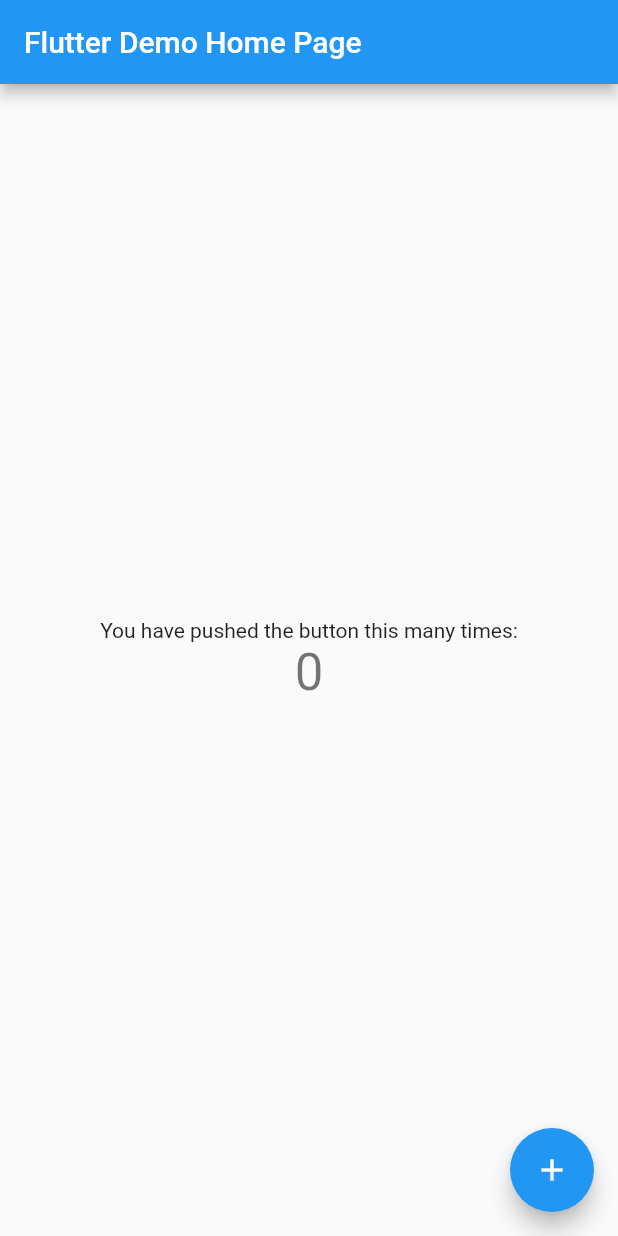
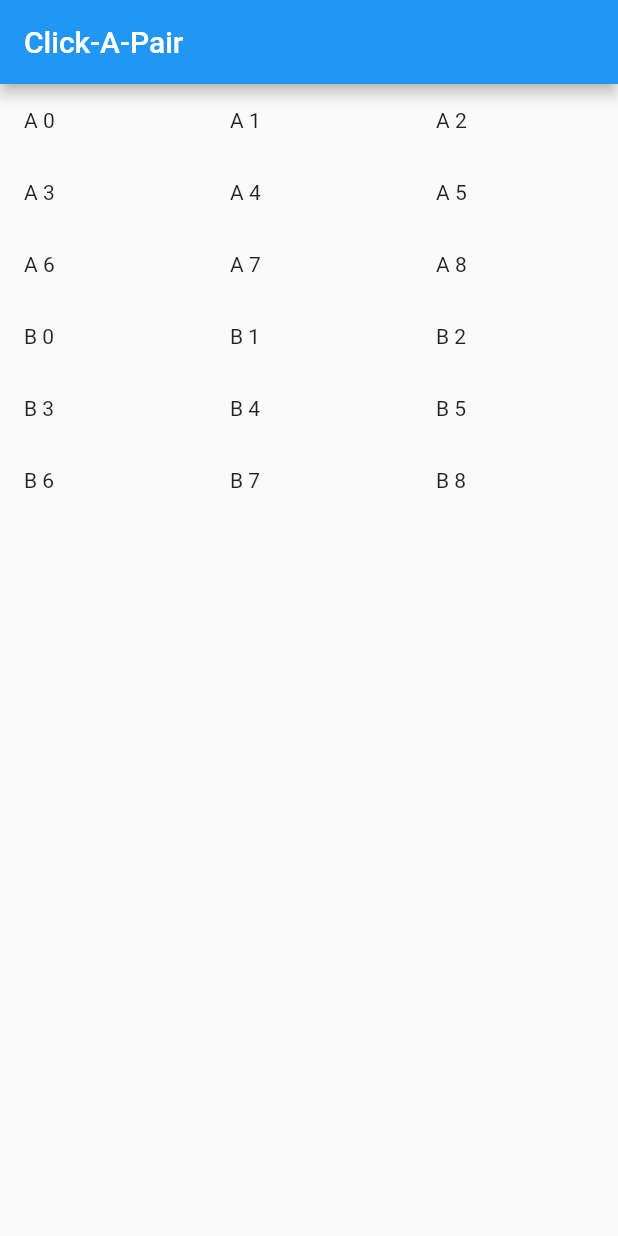
Before and after one commit to maks/clickapair, a Flutter app: the screen it shows after launch, on a phone screen of 412 x 824 dp. Run offline on Flutter 3.47's test engine with Material 2 defaults, Android fonts, the phone set to English and light mode, and no system bars.

Commit message:
layout basic gameboard

```diff
--- a/lib/main.dart
+++ b/lib/main.dart
@@ -2,40 +2,23 @@ import 'package:flutter/material.dart';
 
 void main() => runApp(MyApp());
 
+const name = 'Click-A-Pair';
+
 class MyApp extends StatelessWidget {
-  // This widget is the root of your application.
   @override
   Widget build(BuildContext context) {
     return MaterialApp(
-      title: 'Flutter Demo',
+      title: name,
       theme: ThemeData(
-        // This is the theme of your application.
-        //
-        // Try running your application with "flutter run". You'll see the
-        // application has a blue toolbar. Then, without quitting the app, try
-        // changing the primarySwatch below to Colors.green and then invoke
-        // "hot reload" (press "r" in the console where you ran "flutter run",
-        // or simply save your changes to "hot reload" in a Flutter IDE).
-        // Notice that the counter didn't reset back to zero; the application
-        // is not restarted.
         primarySwatch: Colors.blue,
       ),
-      home: MyHomePage(title: 'Flutter Demo Home Page'),
+      home: MyHomePage(title: name),
     );
   }
 }
 
 class MyHomePage extends StatefulWidget {
   MyHomePage({Key key, this.title}) : super(key: key);
-
-  // This widget is the home page of your application. It is stateful, meaning
-  // that it has a State object (defined below) that contains fields that affect
-  // how it looks.
-
-  // This class is the configuration for the state. It holds the values (in this
-  // case the title) provided by the parent (in this case the App widget) and
-  // used by the build method of the State. Fields in a Widget subclass are
-  // always marked "final".
 
   final String title;
 
@@ -44,68 +27,74 @@ class MyHomePage extends StatefulWidget {
 }
 
 class _MyHomePageState extends State<MyHomePage> {
-  int _counter = 0;
+  @override
+  Widget build(BuildContext context) {
+    return Scaffold(
+      appBar: AppBar(
+        title: Text(widget.title),
+      ),
+      body: Center(
+        child: Column(
+          children: <Widget>[
+            GameCard(cardName: "A"),
+            GameCard(cardName: "B"),
+          ],
+        ),
+      ),
+    );
+  }
+}
 
-  void _incrementCounter() {
-    setState(() {
-      // This call to setState tells the Flutter framework that something has
-      // changed in this State, which causes it to rerun the build method below
-      // so that the display can reflect the updated values. If we changed
-      // _counter without calling setState(), then the build method would not be
-      // called again, and so nothing would appear to happen.
-      _counter++;
-    });
-  }
+class GameCard extends StatelessWidget {
+  final String cardName;
+
+  const GameCard({Key key, this.cardName}) : super(key: key);
 
   @override
   Widget build(BuildContext context) {
-    // This method is rerun every time setState is called, for instance as done
-    // by the _incrementCounter method above.
-    //
-    // The Flutter framework has been optimized to make rerunning build methods
-    // fast, so that you can just rebuild anything that needs updating rather
-    // than having to individually change instances of widgets.
-    return Scaffold(
-      appBar: AppBar(
-        // Here we take the value from the MyHomePage object that was created by
-        // the App.build method, and use it to set our appbar title.
-        title: Text(widget.title),
-      ),
-      body: Center(
-        // Center is a layout widget. It takes a single child and positions it
-        // in the middle of the parent.
-        child: Column(
-          // Column is also layout widget. It takes a list of children and
-          // arranges them vertically. By default, it sizes itself to fit its
-          // children horizontally, and tries to be as tall as its parent.
-          //
-          // Invoke "debug painting" (press "p" in the console, choose the
-          // "Toggle Debug Paint" action from the Flutter Inspector in Android
-          // Studio, or the "Toggle Debug Paint" command in Visual Studio Code)
-          // to see the wireframe for each widget.
-          //
-          // Column has various properties to control how it sizes itself and
-          // how it positions its children. Here we use mainAxisAlignment to
-          // center the children vertically; the main axis here is the vertical
-          // axis because Columns are vertical (the cross axis would be
-          // horizontal).
-          mainAxisAlignment: MainAxisAlignment.center,
-          children: <Widget>[
-            Text(
-              'You have pushed the button this many times:',
-            ),
-            Text(
-              '$_counter',
-              style: Theme.of(context).textTheme.display1,
-            ),
-          ],
+    return Column(
+      children: <Widget>[
+        new CardRow(
+          offset: 0,
+          cardName: cardName,
         ),
-      ),
-      floatingActionButton: FloatingActionButton(
-        onPressed: _incrementCounter,
-        tooltip: 'Increment',
-        child: Icon(Icons.add),
-      ), // This trailing comma makes auto-formatting nicer for build methods.
+        new CardRow(
+          offset: 3,
+          cardName: cardName,
+        ),
+        new CardRow(
+          offset: 6,
+          cardName: cardName,
+        ),
+      ],
     );
   }
 }
+
+class CardRow extends StatelessWidget {
+  final int offset;
+  final String cardName;
+
+  const CardRow({Key key, this.offset, this.cardName}) : super(key: key);
+
+  @override
+  Widget build(BuildContext context) {
+    int count = offset;
+    return Row(
+      children: <Widget>[
+        getCardItem(count++),
+        getCardItem(count++),
+        getCardItem(count++),
+      ],
+    );
+  }
+
+  Widget getCardItem(int index) {
+    return Expanded(
+      child: Padding(
+        padding: const EdgeInsets.all(16.0),
+        child: Text("$cardName $index"),
+      ),
+    );
+  }
+}
```
